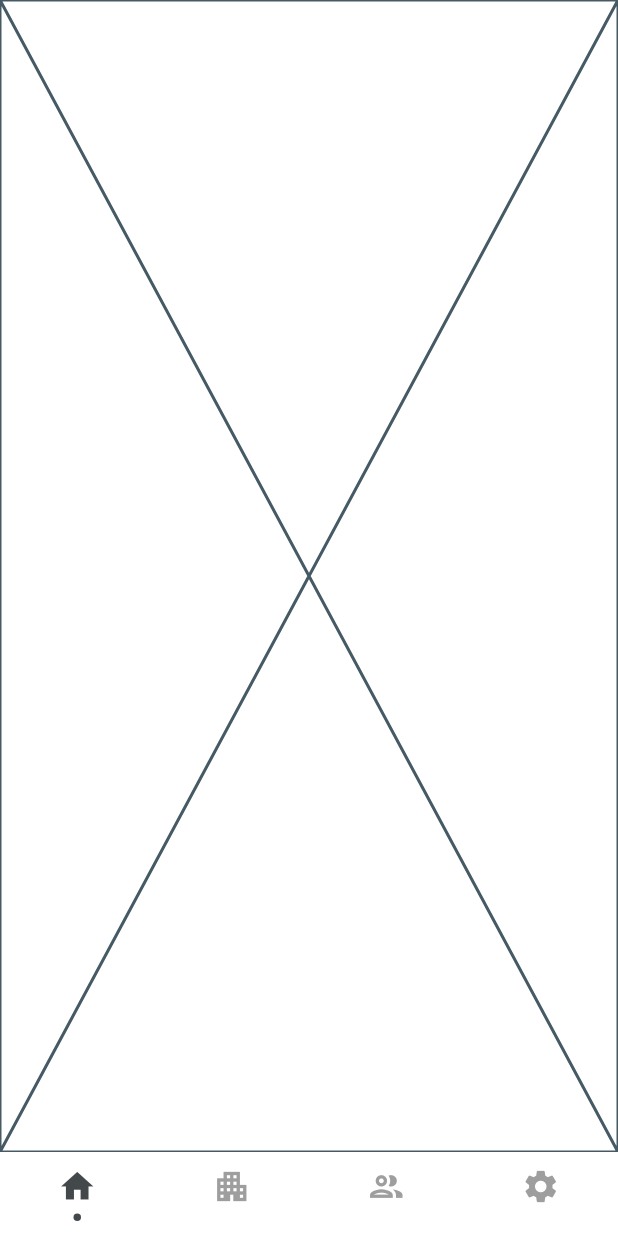
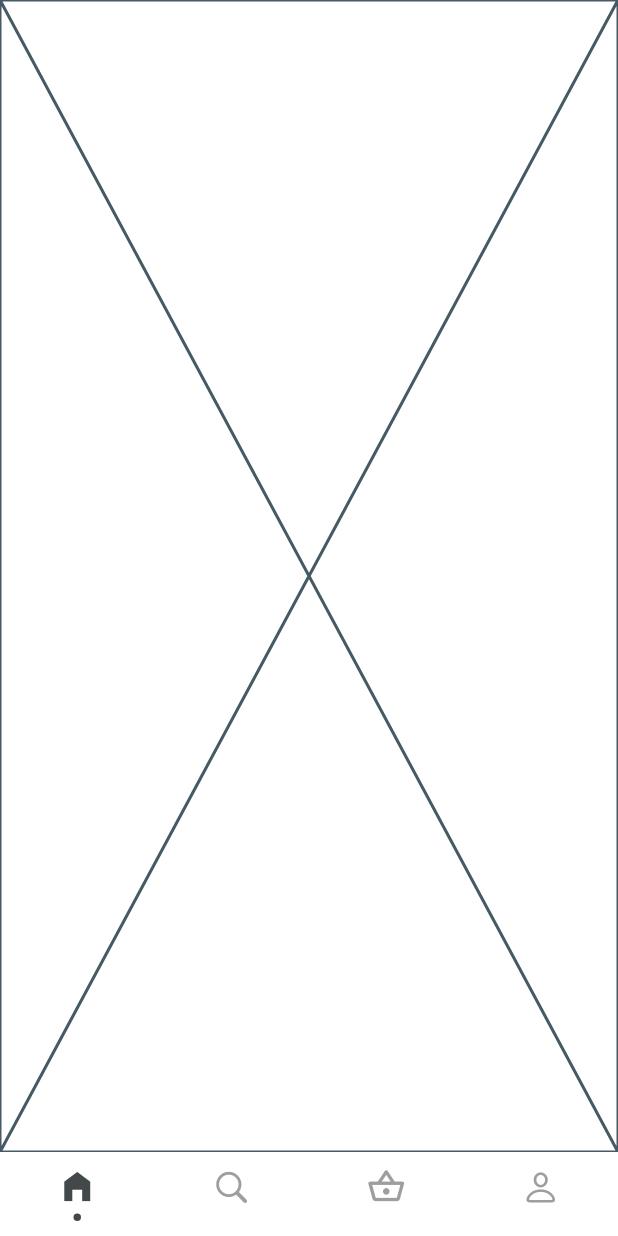
Before and after one commit to NjokiCynthia/gemStore, a Flutter app: the Dashboard screen opened directly, on a phone screen of 412 x 824 dp. Run offline on Flutter 3.47's test engine with Material 3 defaults, Android fonts, the phone set to English and light mode, and no system bars; drawn by our look-alikes of persistent_bottom_nav_bar; our stand-ins replace google_fonts.

Commit message:
Set up dashboard

```diff
--- a/lib/screens/dashboard/dashboard.dart
+++ b/lib/screens/dashboard/dashboard.dart
@@ -1,3 +1,4 @@
+import 'package:flutter/cupertino.dart';
 import 'package:flutter/material.dart';
 import 'package:gem_store/screens/dashboard/home.dart';
 import 'package:gem_store/screens/dashboard/orders.dart';
@@ -32,26 +33,27 @@ class _DashboardState extends State<Dashboard> {
   List<PersistentBottomNavBarItem> _navBarsItems() {
     return [
       PersistentBottomNavBarItem(
-        icon: const Icon(Icons.home),
-        title: ("Property"),
+        icon: const Icon(Icons.home_filled),
+        title: ("Home"),
         activeColorPrimary: themeColor,
         inactiveColorPrimary: Colors.grey,
       ),
       PersistentBottomNavBarItem(
-        icon: const Icon(Icons.apartment),
-        title: ("Units"),
+        icon: const Icon(CupertinoIcons.search),
+        title: ("Search"),
         activeColorPrimary: themeColor,
         inactiveColorPrimary: Colors.grey,
       ),
       PersistentBottomNavBarItem(
-        icon: const Icon(Icons.people_outline_outlined),
-        title: ("Statements"),
+        icon: const Icon(Icons.shopping_basket_outlined),
+        title: ("Orders"),
         activeColorPrimary: themeColor,
         inactiveColorPrimary: Colors.grey,
       ),
       PersistentBottomNavBarItem(
-        icon: const Icon(Icons.settings),
-        title: ("Settings"),
+        icon: const Icon(CupertinoIcons.person),
+        //const Icon(Icons.person_2_outlined),
+        title: ("Profile"),
         activeColorPrimary: themeColor,
         inactiveColorPrimary: Colors.grey,
       ),
```
